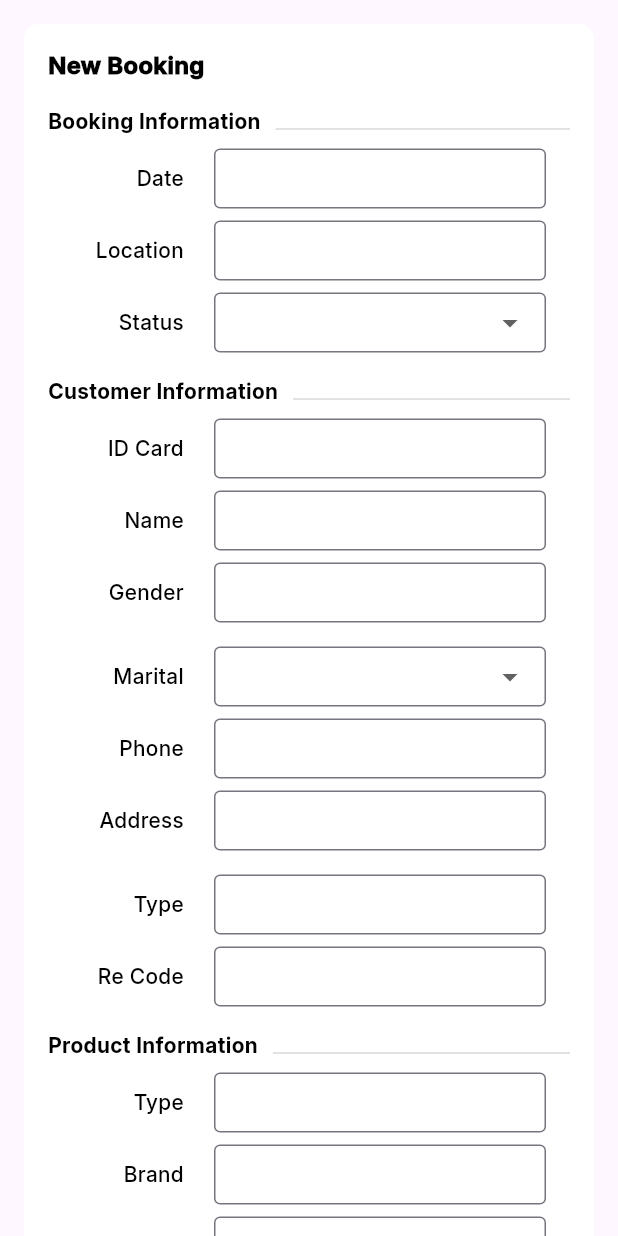
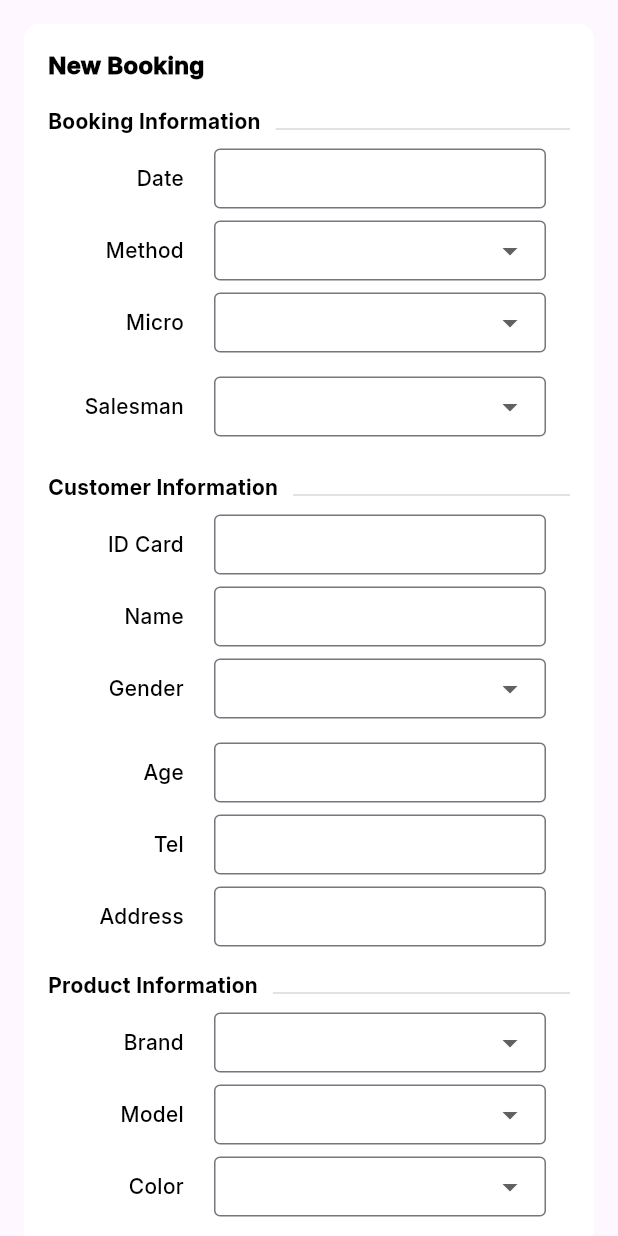
Before and after one commit to MounSovongdy/final_wpf, a Flutter app: the BookingScreen widget shown alone on an empty page, opened directly, on a phone screen of 412 x 824 dp. Run offline on Flutter 3.47's test engine with Material 3 defaults, Android fonts, the light colour scheme and no system bars; our stand-ins replace firebase_core, flutter_svg, get, responsive_sizer; accounts and stored records are empty.

Commit message:
booking tab

```diff
--- a/lib/controllers/main_controller.dart
+++ b/lib/controllers/main_controller.dart
@@ -12,22 +12,23 @@ class MainController extends GetxController {
   var location = TextEditingController().obs;
   String? bookingStatus;
   var name = TextEditingController().obs;
-  var gender = TextEditingController().obs;
+  String? microStatus;
   String? maritalStatus;
+  String? genderStatus;
+  String? salesmanStatus;
+  String? brand;
+  String? model;
+  String? color;
+  String? condition;
   var phone1 = TextEditingController().obs;
-  var phone2 = TextEditingController().obs;
+  var age = TextEditingController().obs;
   var address = TextEditingController().obs;
-  var cusType = TextEditingController().obs;
   var code = TextEditingController().obs;
-  var proType = TextEditingController().obs;
-  var brand = TextEditingController().obs;
-  var model = TextEditingController().obs;
   var year = TextEditingController().obs;
-  var condi = TextEditingController().obs;
-  var des = TextEditingController().obs;
   var sell = TextEditingController().obs;
   var dis = TextEditingController().obs;
-  var cou = TextEditingController().obs;
+  var nameIntro = TextEditingController().obs;
+  var phoneIntro = TextEditingController().obs;
   var depo = TextEditingController().obs;
   var remain = TextEditingController().obs;
   var remark = TextEditingController().obs;
--- a/lib/screens/booking_screen.dart
+++ b/lib/screens/booking_screen.dart
@@ -17,8 +17,15 @@ class BookingScreen extends StatelessWidget {
 
   final con = Get.put(MainController());
 
-  final status = ['Online', 'Offline'];
+  final micro = ['A', 'C', 'J', 'AP'];
+  final status = ['Leasing', 'Cash'];
   final marital = ['Single', 'Married'];
+  final gender = ['Male', 'Female'];
+  final salesman = ['Thol', 'Sora','Piseth'];
+  final brand = ['Honda', 'Susaki','Yamaha'];
+  final model = ['Dream','Best', 'Scooppy'];
+  final color = ['Red', 'Black', 'Blue'];
+  final condition = ['New', 'Used'];
 
   @override
   Widget build(BuildContext context) {
@@ -45,65 +52,84 @@ class BookingScreen extends StatelessWidget {
             RowTextField(
               spacer: spacer,
               widget1: AppTextField(txt: 'Date', con: con.date.value),
-              widget2: AppTextField(txt: 'Location', con: con.location.value),
-              widget3: AppDropdown(
-                txt: 'Status',
+              widget2: AppDropdown(
+                txt: 'Method',
                 value: con.bookingStatus,
                 list: status,
                 onChanged: (v) {
                   if (v != null) con.bookingStatus = v;
                 },
               ),
+              widget3: AppDropdown(
+                txt: 'Micro',
+                list: micro,
+                onChanged: (v) {
+                  if (v != null) con.microStatus = v;
+                },
+              ),
+            ),
+            RowTextField(
+              spacer: spacer,
+              widget1: AppDropdown(txt: 'Salesman', list: salesman, onChanged: (v){
+                if (v != null) con.salesmanStatus = v;
+              },),
             ),
             TitleUnderline(spacer: spacer, txt: 'Customer Information'),
             RowTextField(
               spacer: spacer,
               widget1: AppTextField(txt: 'ID Card', con: con.name.value),
               widget2: AppTextField(txt: 'Name', con: con.name.value),
-              widget3: AppTextField(txt: 'Gender', con: con.gender.value),
+              widget3: AppDropdown(
+                txt: 'Gender',
+                value: con.genderStatus,
+                list: gender,
+                onChanged: (v) {
+                  if (v != null) con.genderStatus = v;
+                },
+              ),
             ),
             RowTextField(
               spacer: spacer,
-              widget1: AppDropdown(
-                txt: 'Marital',
-                value: con.maritalStatus,
-                list: marital,
-                onChanged: (v) {
-                  if (v != null) con.maritalStatus = v;
-                },
-              ),
-              widget2: AppTextField(txt: 'Phone', con: con.phone2.value),
+              widget1: AppTextField(txt: 'Age', con: con.age.value),
+              widget2: AppTextField(txt: 'Tel', con: con.phone1.value),
               widget3: AppTextField(txt: 'Address', con: con.address.value),
-            ),
-            RowTextField(
-              spacer: spacer,
-              widget1: AppTextField(txt: 'Type', con: con.cusType.value),
-              widget2: AppTextField(txt: 'Re Code', con: con.code.value),
             ),
             TitleUnderline(spacer: spacer, txt: 'Product Information'),
             RowTextField(
               spacer: spacer,
-              widget1: AppTextField(txt: 'Type', con: con.proType.value),
-              widget2: AppTextField(txt: 'Brand', con: con.brand.value),
-              widget3: AppTextField(txt: 'Model', con: con.model.value),
+              widget1: AppDropdown(txt: 'Brand', list: brand, onChanged: (v){
+                if (v != null) con.brand = v;
+              },),
+              widget2: AppDropdown(txt: 'Model', list: model, onChanged: (v){
+                if (v != null) con.model = v;
+              },),
+              widget3: AppDropdown(txt: 'Color', list: color, onChanged: (v){
+                if (v != null) con.color = v;
+              },),
             ),
             RowTextField(
               spacer: spacer,
-              widget1: AppTextField(txt: 'Year', con: con.year.value),
-              widget2: AppTextField(txt: 'Condition', con: con.condi.value),
-              widget3: AppTextField(txt: 'Description', con: con.des.value),
+              widget1: AppTextField(txt: 'Year', con: con.year.value,readOnly: true,),
+              widget2: AppDropdown(txt: 'Condition', list: condition, onChanged: (v){
+                if (v != null) con.condition = v;
+              },),
             ),
             TitleUnderline(spacer: spacer, txt: 'Financial Information'),
             RowTextField(
               spacer: spacer,
               widget1: AppTextField(txt: 'Sell Price', con: con.sell.value),
               widget2: AppTextField(txt: 'Discount', con: con.dis.value),
-              widget3: AppTextField(txt: 'Coupons', con: con.cou.value),
+              widget3: AppTextField(txt: 'Deposit', con: con.depo.value),
             ),
             RowTextField(
               spacer: spacer,
-              widget1: AppTextField(txt: 'Deposit', con: con.depo.value),
-              widget2: AppTextField(txt: 'Remain', con: con.remain.value),
+
+              widget1: AppTextField(txt: 'Remain', con: con.remain.value),
+            ),
+            TitleUnderline(spacer: spacer, txt: 'Introduced Information'),
+            RowTextField(spacer: spacer,
+              widget1: AppTextField(txt: 'Name', con: con.nameIntro.value),
+              widget2: AppTextField(txt: 'Tel', con: con.phoneIntro.value),
             ),
             spacer,
             spacer,
--- a/lib/screens/components/app_text_field.dart
+++ b/lib/screens/components/app_text_field.dart
@@ -38,9 +38,10 @@ class AppTextField extends StatelessWidget {
         ),
         Expanded(
           flex: flex,
-          child: SizedBox(
+          child: Container(
             width: width.px,
             height: height.px,
+            color: readOnly ? secondGreyColor : noneColor,
             child: TextField(
               controller: con,
               obscureText: obscureText,
```
